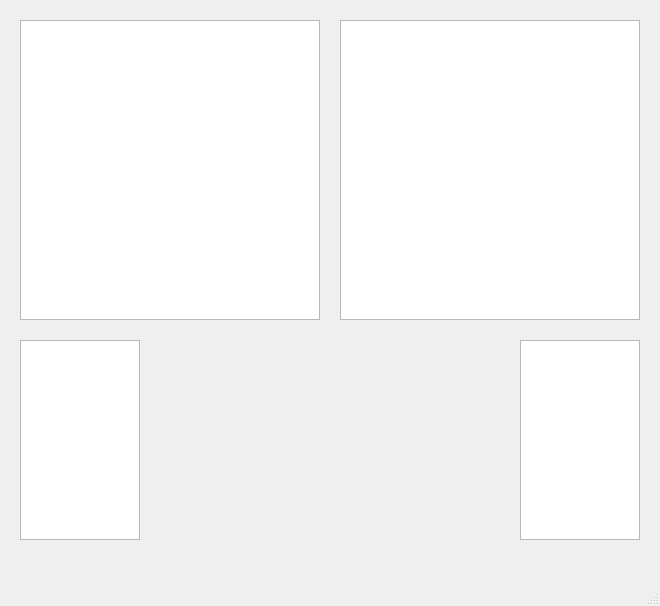
Cooookiez/hit-the-bucket, file Statki/statki.ui: the form before one commit.
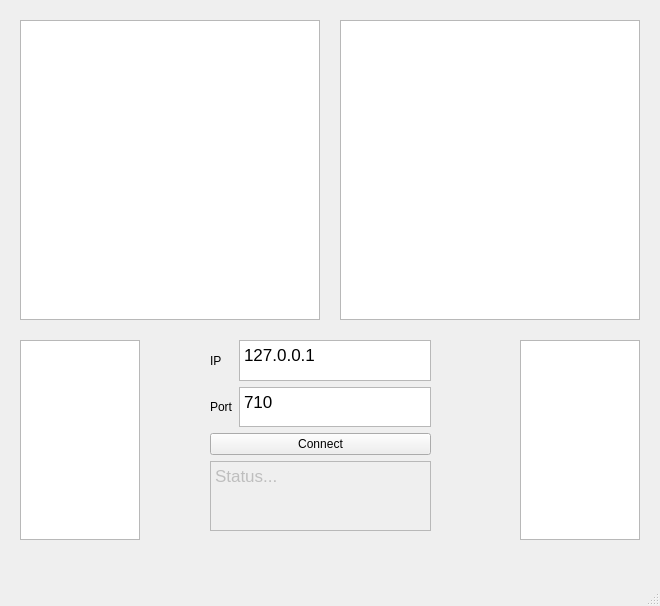
The form after the commit. Custom widgets are drawn as their Qt base class.

Diff of the .ui file:
```diff
--- a/Statki/statki.ui
+++ b/Statki/statki.ui
@@ -54,6 +54,87 @@
      </rect>
     </property>
    </widget>
+   <widget class="QWidget" name="verticalLayoutWidget_3">
+    <property name="geometry">
+     <rect>
+      <x>210</x>
+      <y>340</y>
+      <width>221</width>
+      <height>191</height>
+     </rect>
+    </property>
+    <layout class="QVBoxLayout" name="verticalLayout_4">
+     <item>
+      <layout class="QHBoxLayout" name="horizontalLayout_4">
+       <item>
+        <layout class="QVBoxLayout" name="verticalLayout_2">
+         <item>
+          <widget class="QLabel" name="label_2">
+           <property name="text">
+            <string>IP</string>
+           </property>
+          </widget>
+         </item>
+         <item>
+          <widget class="QLabel" name="label">
+           <property name="text">
+            <string>Port</string>
+           </property>
+          </widget>
+         </item>
+        </layout>
+       </item>
+       <item>
+        <layout class="QVBoxLayout" name="verticalLayout_3">
+         <item>
+          <widget class="QTextEdit" name="textEdit_IP">
+           <property name="html">
+            <string>&lt;!DOCTYPE HTML PUBLIC &quot;-//W3C//DTD HTML 4.0//EN&quot; &quot;http://www.w3.org/TR/REC-html40/strict.dtd&quot;&gt;
+&lt;html&gt;&lt;head&gt;&lt;meta name=&quot;qrichtext&quot; content=&quot;1&quot; /&gt;&lt;style type=&quot;text/css&quot;&gt;
+p, li { white-space: pre-wrap; }
+&lt;/style&gt;&lt;/head&gt;&lt;body style=&quot; font-family:'.AppleSystemUIFont'; font-size:13pt; font-weight:400; font-style:normal;&quot;&gt;
+&lt;p style=&quot; margin-top:0px; margin-bottom:0px; margin-left:0px; margin-right:0px; -qt-block-indent:0; text-indent:0px;&quot;&gt;&lt;span style=&quot; font-family:'.AppleSystemUIFont';&quot;&gt;127.0.0.1&lt;/span&gt;&lt;/p&gt;&lt;/body&gt;&lt;/html&gt;</string>
+           </property>
+          </widget>
+         </item>
+         <item>
+          <widget class="QTextEdit" name="textEdit_Port">
+           <property name="html">
+            <string>&lt;!DOCTYPE HTML PUBLIC &quot;-//W3C//DTD HTML 4.0//EN&quot; &quot;http://www.w3.org/TR/REC-html40/strict.dtd&quot;&gt;
+&lt;html&gt;&lt;head&gt;&lt;meta name=&quot;qrichtext&quot; content=&quot;1&quot; /&gt;&lt;style type=&quot;text/css&quot;&gt;
+p, li { white-space: pre-wrap; }
+&lt;/style&gt;&lt;/head&gt;&lt;body style=&quot; font-family:'.AppleSystemUIFont'; font-size:13pt; font-weight:400; font-style:normal;&quot;&gt;
+&lt;p style=&quot; margin-top:0px; margin-bottom:0px; margin-left:0px; margin-right:0px; -qt-block-indent:0; text-indent:0px;&quot;&gt;&lt;span style=&quot; font-family:'.AppleSystemUIFont';&quot;&gt;710&lt;/span&gt;&lt;/p&gt;&lt;/body&gt;&lt;/html&gt;</string>
+           </property>
+          </widget>
+         </item>
+        </layout>
+       </item>
+      </layout>
+     </item>
+     <item>
+      <widget class="QPushButton" name="btn_Connect">
+       <property name="text">
+        <string>Connect</string>
+       </property>
+      </widget>
+     </item>
+     <item>
+      <widget class="QTextEdit" name="textEdit_Status">
+       <property name="enabled">
+        <bool>false</bool>
+       </property>
+       <property name="html">
+        <string>&lt;!DOCTYPE HTML PUBLIC &quot;-//W3C//DTD HTML 4.0//EN&quot; &quot;http://www.w3.org/TR/REC-html40/strict.dtd&quot;&gt;
+&lt;html&gt;&lt;head&gt;&lt;meta name=&quot;qrichtext&quot; content=&quot;1&quot; /&gt;&lt;style type=&quot;text/css&quot;&gt;
+p, li { white-space: pre-wrap; }
+&lt;/style&gt;&lt;/head&gt;&lt;body style=&quot; font-family:'.AppleSystemUIFont'; font-size:13pt; font-weight:400; font-style:normal;&quot;&gt;
+&lt;p style=&quot; margin-top:0px; margin-bottom:0px; margin-left:0px; margin-right:0px; -qt-block-indent:0; text-indent:0px;&quot;&gt;&lt;span style=&quot; font-family:'.AppleSystemUIFont';&quot;&gt;Status...&lt;/span&gt;&lt;/p&gt;&lt;/body&gt;&lt;/html&gt;</string>
+       </property>
+      </widget>
+     </item>
+    </layout>
+   </widget>
   </widget>
   <widget class="QMenuBar" name="menubar">
    <property name="geometry">
```
